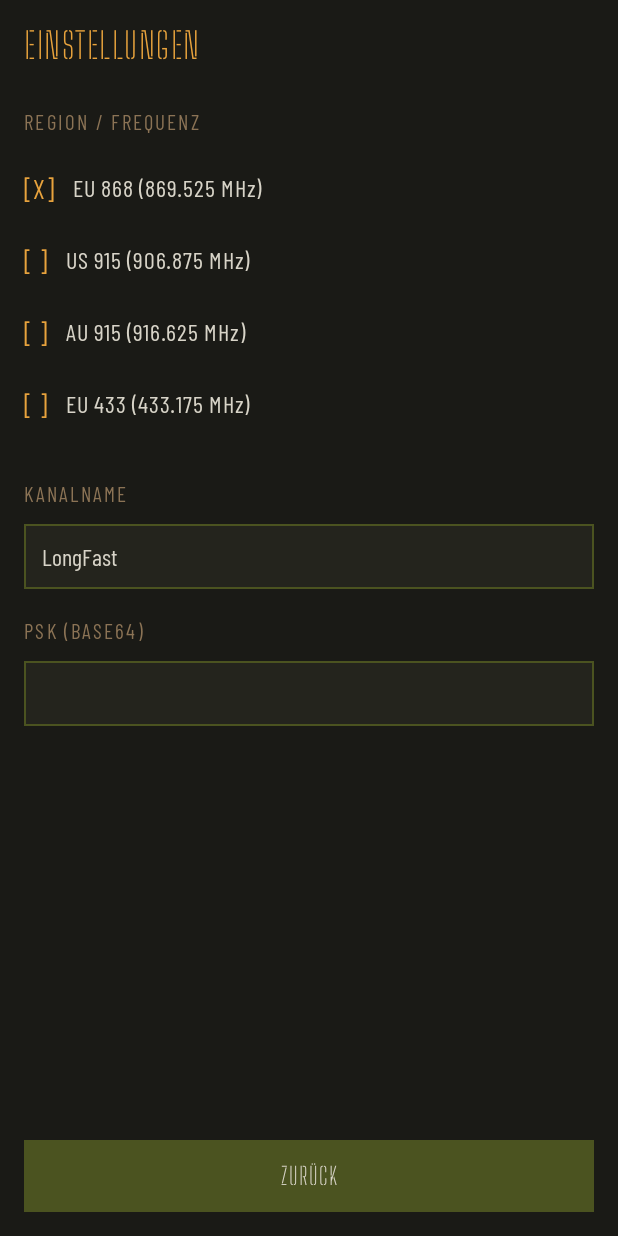
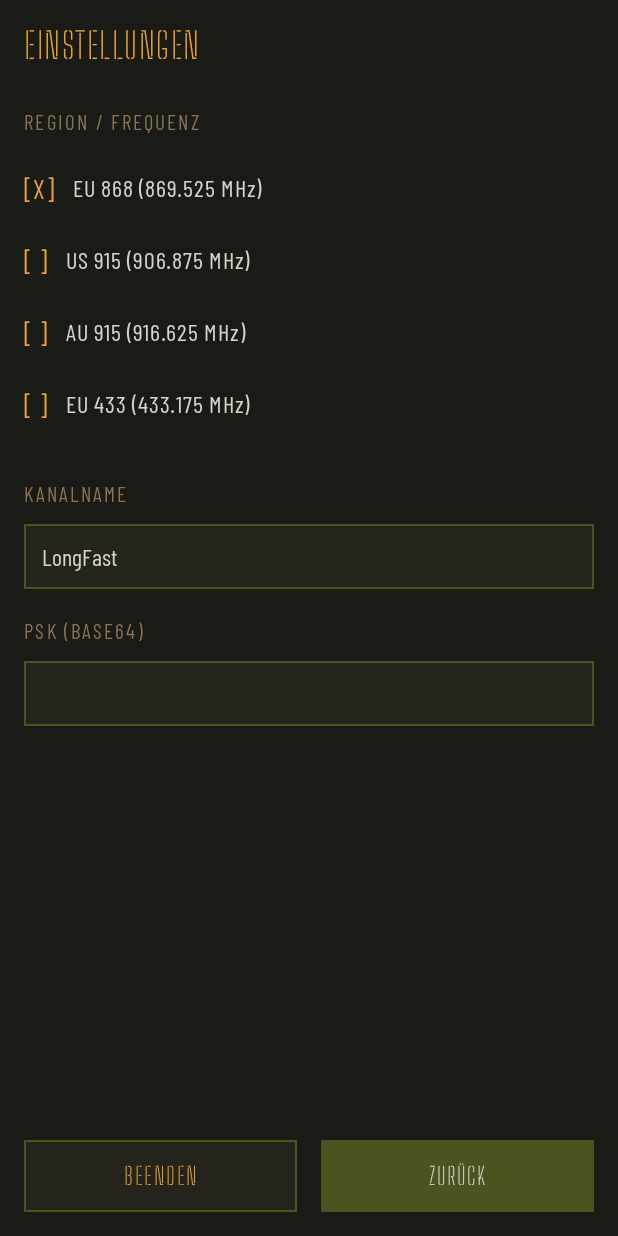
Before and after one commit to limbo111111/AndMesh, an Android app built with Jetpack Compose: the screen it shows after launch (MainActivity), after a tap on "EINSTELLUNGEN", on a phone screen of 412 x 824 dp. Run offline under Robolectric (Android 15) with nearby library versions, the phone set to English and light mode, and no system bars; 3 statements that could not run were skipped.

Commit message:
feat: add exit button to settings screen
- Added 'BEENDEN' button to `TacticalSettingsScreen` beside 'ZURÜCK'.
- Bound the button click in `MainActivity` to cleanly stop `MeshSdrService` and call `finish()`.

Co-authored-by: limbo111111 <228673403+limbo111111@users.noreply.github.com>

```diff
--- a/app/src/main/java/com/andmesh/app/MainActivity.kt
+++ b/app/src/main/java/com/andmesh/app/MainActivity.kt
@@ -125,7 +125,12 @@ class MainActivity : ComponentActivity() {
                             onPskChanged = { psk ->
                                 meshSdrService?.hackRfRepository?.pskBase64 = psk
                             },
-                            onBackClick = { showSettings = false }
+                            onBackClick = { showSettings = false },
+                            onExitClick = {
+                                val serviceIntent = Intent(this@MainActivity, MeshSdrService::class.java)
+                                stopService(serviceIntent)
+                                finish()
+                            }
                         )
                     } else {
                         TacticalMainScreen(
--- a/app/src/main/java/com/andmesh/app/ui/tactical/TacticalSettingsScreen.kt
+++ b/app/src/main/java/com/andmesh/app/ui/tactical/TacticalSettingsScreen.kt
@@ -23,7 +23,8 @@ fun TacticalSettingsScreen(
     onChannelNameChanged: (String) -> Unit,
     currentPsk: String,
     onPskChanged: (String) -> Unit,
-    onBackClick: () -> Unit
+    onBackClick: () -> Unit,
+    onExitClick: () -> Unit
 ) {
     Column(
         modifier = Modifier
@@ -137,9 +138,31 @@ fun TacticalSettingsScreen(
 
         Spacer(modifier = Modifier.weight(1f))
 
+        Row(
+            modifier = Modifier.fillMaxWidth(),
+            horizontalArrangement = Arrangement.spacedBy(16.dp)
+        ) {
             Box(
                 modifier = Modifier
-                .fillMaxWidth()
+                    .weight(1f)
+                    .background(TacticalColors.Panel)
+                    .border(1.dp, TacticalColors.OliveDrab)
+                    .clickable(onClick = onExitClick)
+                    .padding(vertical = 12.dp),
+                contentAlignment = Alignment.Center
+            ) {
+                Text(
+                    text = "BEENDEN",
+                    color = TacticalColors.Amber,
+                    fontFamily = StencilFontFamily,
+                    fontWeight = FontWeight.Bold,
+                    fontSize = 16.sp,
+                    letterSpacing = 1.sp
+                )
+            }
+            Box(
+                modifier = Modifier
+                    .weight(1f)
                     .background(TacticalColors.OliveDrab)
                     .clickable(onClick = onBackClick)
                     .padding(vertical = 12.dp),
@@ -156,3 +179,4 @@ fun TacticalSettingsScreen(
             }
         }
     }
+}
```
Lines whose indentation alone changed are shown as unchanged.
